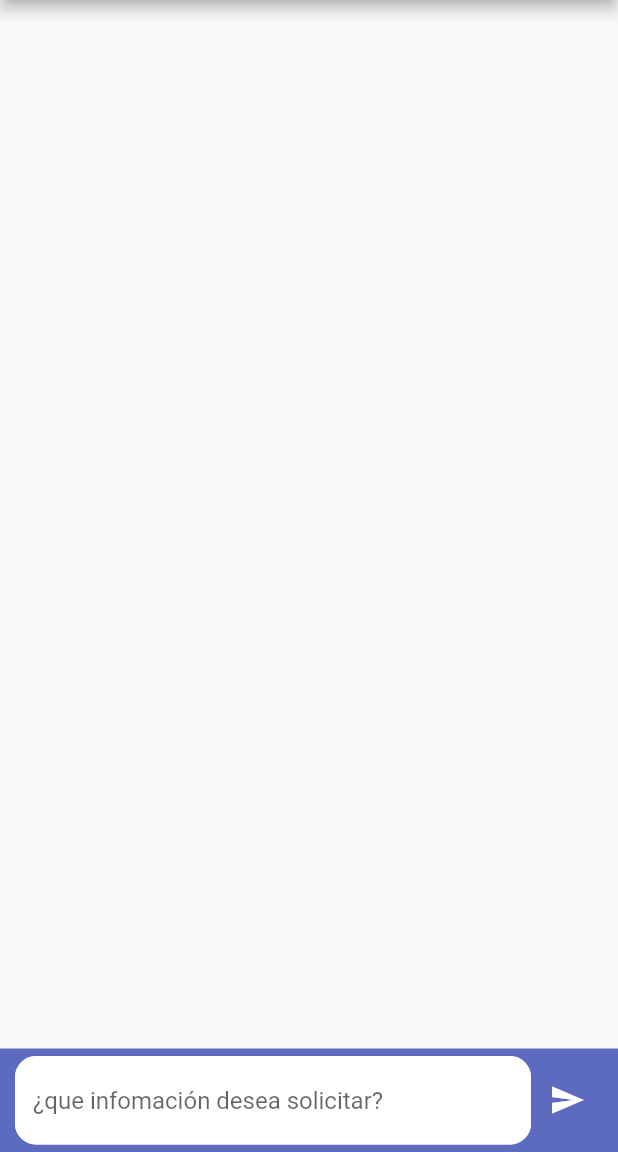
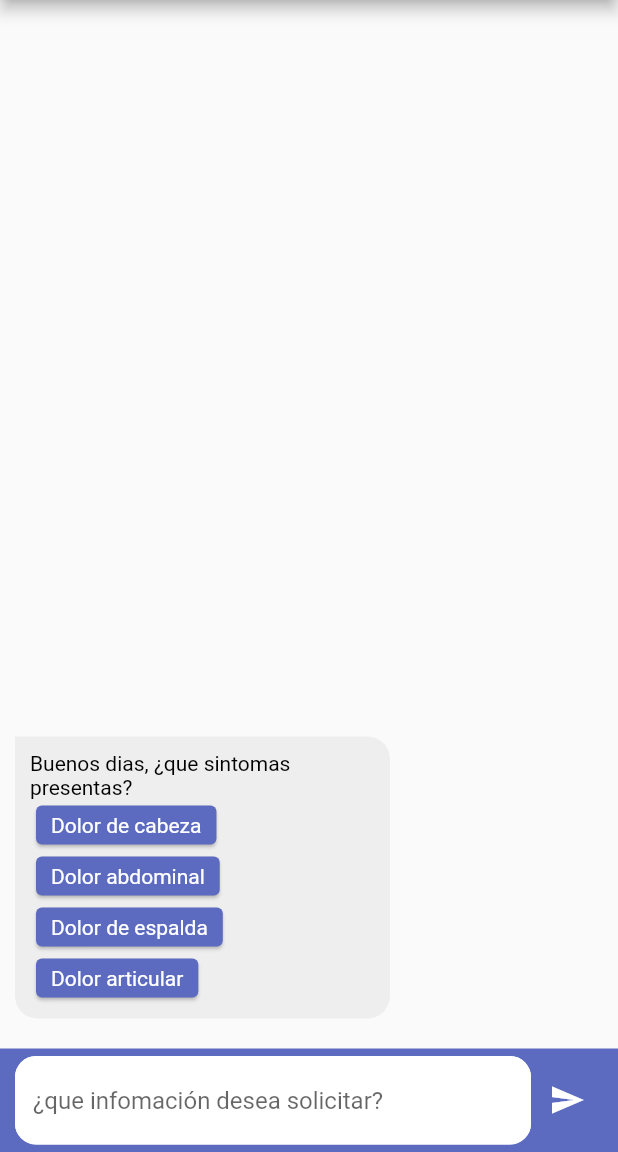
Before and after one commit to TCSCA/chat_IA_conversacional_app, a Flutter app: the screen it shows after launch, after a tap on the "send" icon, on a phone screen of 412 x 824 dp, the part 84-1236 px from its top. Run offline on Flutter 3.47's test engine with Material 2 defaults, Android fonts, the phone set to English and light mode, and no system bars; our stand-ins replace bloc, flutter_bloc.

Commit message:
Chat con opciones primera version completa

```diff
--- a/lib/src/bloc/chat_bloc.dart
+++ b/lib/src/bloc/chat_bloc.dart
@@ -3,6 +3,8 @@ import 'dart:async';
 import 'package:bloc/bloc.dart';
 import 'package:integrate_chat_app/src/models/message_models.dart';
 import 'package:meta/meta.dart';
+
+import '../services/chat_sonic_service.dart';
 
 part 'chat_event.dart';
 
@@ -14,10 +16,27 @@ class ChatBloc extends Bloc<ChatEvent, ChatState> {
     on<OnChangeTypingIdentificator>((_onChangeTypingIdentificator));
     on<OnChangeMessages>((_onChangeMessages));
     on<OnSendMessage>((_onSendMessage));
+    on<OnRecivedMessage>((_onRecivedMessage));
   }
 
   Future<void> _onInitialState(
-      OnInitialState event, Emitter<ChatState> emit) async {}
+      OnInitialState event, Emitter<ChatState> emit) async {
+    List<Message> variable = [];
+
+    variable.add(
+      Message(
+        text: 'Buenos dias, ¿que sintomas presentas?',
+        date: DateTime.now(),
+        isSendByMe: false,
+        question1: "Dolor de cabeza",
+        question2: "Dolor abdominal",
+        question3: "Dolor de espalda",
+        question4: "Dolor articular",
+      ),
+    );
+
+    emit(state.copyWidth(messages: variable));
+  }
 
   Future<void> _onChangeTypingIdentificator(
       OnChangeTypingIdentificator event, Emitter<ChatState> emit) async {}
@@ -27,42 +46,50 @@ class ChatBloc extends Bloc<ChatEvent, ChatState> {
 
   Future<void> _onSendMessage(
       OnSendMessage event, Emitter<ChatState> emit) async {
-    List<Message> casa = await copyMessage(state.messages!, event.message);
+    List<Message> casa =
+        await copyMessage(state.messages!, event.message, null, true);
 
     emit(state.copyWidth(messages: casa, isSendByMe: true));
   }
+
+  Future<void> _onRecivedMessage(
+      OnRecivedMessage event, Emitter<ChatState> emit) async {
+    List<Message> casa =
+        await copyMessage(state.messages!, event.message, null, false);
+
+    emit(state.copyWidth(messages: casa, isSendByMe: false));
+  }
 }
 
-Future<List<Message>> copyMessage(List<Message> vare, text) async {
+Future<List<Message>> copyMessage(
+    List<Message> vare, String text, String? question1, bool isSend) async {
   List<Message> variable = [];
 
-
-
-  if(!vare.isEmpty) {
-
- /*   vare.map((e) => {
-      variable.add(
-        Message(
-          isSendByMe: vare[e].isSendByMe,
-          date: vare[i].date,
-          text: vare[i].text,
-        ),
-      )
-    });*/
-
+  if (!vare.isEmpty) {
     for (var i = 0; i < vare.length; i++) {
       variable.add(
         Message(
-          isSendByMe: vare[i].isSendByMe,
-          date: vare[i].date,
-          text: vare[i].text,
-        ),
+            isSendByMe: vare[i].isSendByMe,
+            date: vare[i].date,
+            text: vare[i].text,
+            question1: vare[i].question1,
+            question2: vare[i].question2,
+            question3: vare[i].question3,
+            question4: vare[i].question4,
+            question5: vare[i].question5),
       );
     }
   }
 
-
-  variable.add(Message(text: text, date: DateTime.now(), isSendByMe: true));
+  if (isSend) {
+    variable.add(Message(text: text, date: DateTime.now(), isSendByMe: isSend));
+  } else {
+    final decodedResp = await sonciChatService(text);
+    variable.add(Message(
+        text: decodedResp!['data']['message'],
+        date: DateTime.now().subtract(Duration(minutes: 1)),
+        isSendByMe: false));
+  }
 
   return variable;
 }
--- a/lib/src/bloc/chat_event.dart
+++ b/lib/src/bloc/chat_event.dart
@@ -13,9 +13,14 @@ class OnChangeTypingIdentificator extends ChatEvent {}
 class OnChangeMessages extends ChatEvent {}
 
 ///
-
 class OnSendMessage extends ChatEvent {
   final String message;
 
   OnSendMessage({required this.message});
 }
+
+class OnRecivedMessage extends ChatEvent {
+  final String message;
+
+  OnRecivedMessage({required this.message});
+}
--- a/lib/src/pages/home_page.dart
+++ b/lib/src/pages/home_page.dart
@@ -51,7 +51,7 @@ class _HomePageState extends State<HomePage> {
         backgroundColor: Colors.indigo[400],
       ),
       body: BlocProvider(
-        create: (context) => ChatBloc(),
+        create: (context) => ChatBloc()..add(OnInitialState()),
         child: bodyChat(),
       ),
     );
@@ -111,6 +111,7 @@ class _HomePageState extends State<HomePage> {
                       if (_msgUserCtrl.text != "") {
 
                         context.read<ChatBloc>().add(OnSendMessage(message: _msgUserCtrl.text));
+                        context.read<ChatBloc>().add(OnRecivedMessage(message: _msgUserCtrl.text));
                     /* messages.add(Message(
                             text: _msgUserCtrl.text,
                             date: DateTime.now(),
--- a/lib/src/widgets/message_container.dart
+++ b/lib/src/widgets/message_container.dart
@@ -1,4 +1,7 @@
 import 'package:flutter/material.dart';
+import 'package:flutter_bloc/flutter_bloc.dart';
+
+import '../bloc/chat_bloc.dart';
 
 class MessageContainer extends StatelessWidget {
   final String? message;
@@ -89,6 +92,7 @@ class MessageContainer extends StatelessWidget {
                   /// Espaciado
                   padding: const EdgeInsets.all(10),
                   child: Column(
+                    crossAxisAlignment: CrossAxisAlignment.start,
                     children: [
                       Text(
                         /// Obtenemos el texto del mensaje y lo pintamos.
@@ -100,13 +104,15 @@ class MessageContainer extends StatelessWidget {
                                 : Colors.black),
                       ),
                       if (question1 != null)
-                        Card(
-                          child: Text(question1!),
-                        ),
+                        cardStyle(context, question1!),
                       if (question2 != null)
-                        Card(
-                          child: Text(question2!),
-                        )
+                        cardStyle(context, question2!),
+                      if (question3 != null)
+                        cardStyle(context, question3!),
+                      if (question4 != null)
+                        cardStyle(context, question4!),
+                      if (question5 != null)
+                        cardStyle(context, question5!),
                     ],
                   ),
                 ),
@@ -114,4 +120,24 @@ class MessageContainer extends StatelessWidget {
       ],
     );
   }
+
+  Widget cardStyle(BuildContext context, String question) {
+    return GestureDetector(
+      onTap: () async{
+        context.read<ChatBloc>().add(OnSendMessage(message: question));
+
+        context.read<ChatBloc>().add(OnRecivedMessage(message: question));
+      },
+      child: Card(
+        color: Colors.indigo[400],
+        child: Padding(
+          padding: const EdgeInsets.symmetric(horizontal: 10, vertical: 5),
+          child: Text(
+            question,
+            style: TextStyle(color: Colors.white),
+          ),
+        ),
+      ),
+    );
+  }
 }
--- a/lib/src/widgets/message_list_widget.dart
+++ b/lib/src/widgets/message_list_widget.dart
@@ -37,6 +37,9 @@ class MessagesList extends StatelessWidget {
           isUserMessage: obj.isSendByMe,
           question1: obj.question1,
           question2: obj.question2,
+          question3: obj.question3,
+          question4: obj.question4,
+          question5: obj.question5,
         );
       },
       reverse: true,
--- a/lib/src/widgets/typing_indicator_widget.dart
+++ b/lib/src/widgets/typing_indicator_widget.dart
@@ -27,7 +27,6 @@ class _TypingIndicatorState extends State<TypingIndicator>
   late AnimationController _appearanceController;
 
   late Animation<double> _indicatorSpaceAnimation;
-
   late Animation<double> _smallBubbleAnimation;
   late Animation<double> _mediumBubbleAnimation;
   late Animation<double> _largeBubbleAnimation;
```
